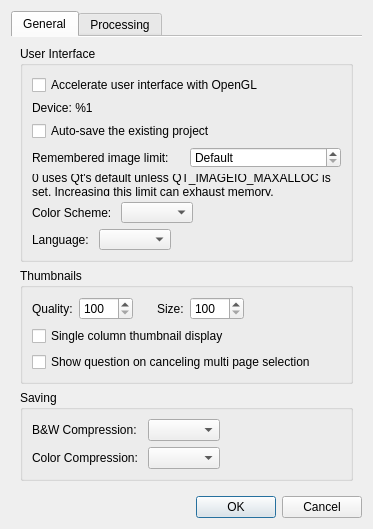
karnigen/scantailor-advanced, file src/app/SettingsDialog.ui: the form before one commit.
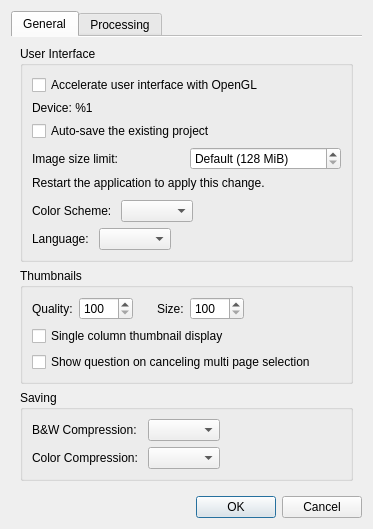
The form after the commit.

Commit message: Harden image limit update handling

What changed in the file:
```diff
--- a/src/app/SettingsDialog.ui
+++ b/src/app/SettingsDialog.ui
@@ -59,7 +59,7 @@
             <item>
              <widget class="QLabel" name="imageAllocationLimitLabel">
               <property name="text">
-               <string>Remembered image limit:</string>
+               <string>Image size limit:</string>
               </property>
               <property name="buddy">
                <cstring>imageAllocationLimitSB</cstring>
@@ -74,14 +74,11 @@
               <property name="minimum">
                <number>0</number>
               </property>
-              <property name="maximum">
-               <number>8192</number>
-              </property>
               <property name="singleStep">
                <number>256</number>
               </property>
               <property name="specialValueText">
-               <string>Default</string>
+               <string>Default (128 MiB)</string>
               </property>
               <property name="suffix">
                <string> MiB</string>
@@ -96,10 +93,23 @@
              <bool>true</bool>
             </property>
             <property name="text">
-             <string>0 uses Qt's default unless QT_IMAGEIO_MAXALLOC is set. Increasing this limit can exhaust memory.</string>
+             <string>Restart the application to apply this change.</string>
             </property>
            </widget>
           </item>
+          <item>
+           <spacer name="imageAllocationLimitSpacing">
+            <property name="orientation">
+             <enum>Qt::Vertical</enum>
+            </property>
+            <property name="sizeHint" stdset="0">
+             <size>
+              <width>1</width>
+              <height>8</height>
+             </size>
+            </property>
+           </spacer>
+          </item>
           <item>
            <layout class="QHBoxLayout" name="horizontalLayout">
             <item>
```
Left out of the diff: 4 changed lines with no effect on the pictures. The commit also changes 9 other files.
